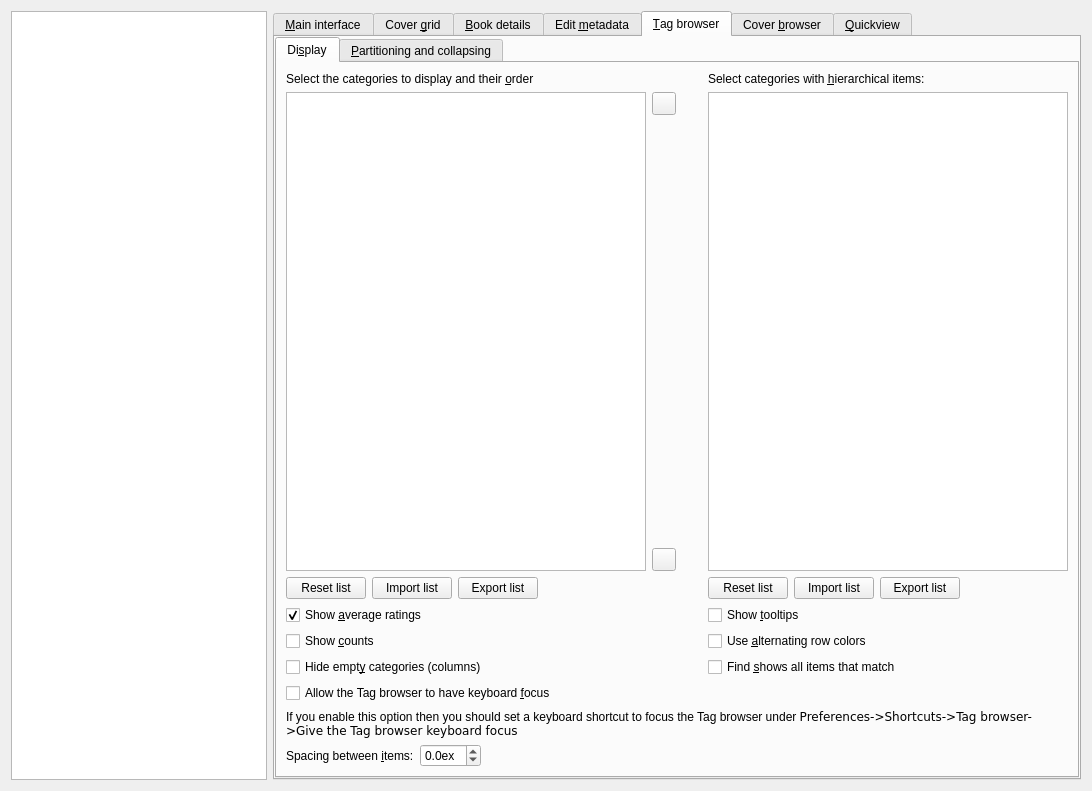
kovidgoyal/calibre, file src/calibre/gui2/preferences/look_feel.ui: the form before one commit.
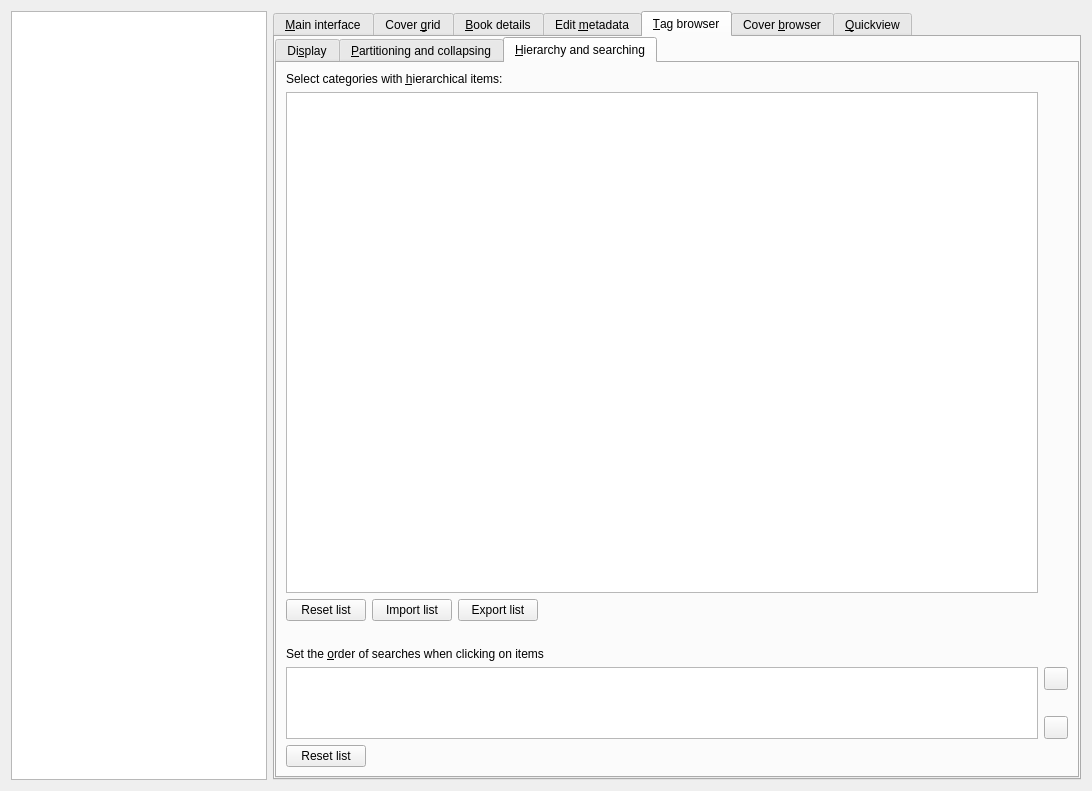
The form after the commit. The open tabs and pages were chosen to show the change. Icons and pictures are not drawn. Custom widgets are drawn as their Qt base class.

Commit message:
Enhancement: add the ability to change the search order when clicking on items in the tag browser, using a third tab in L&F / Tag browser.
Also some small cleanup of strings and ALT-x characters.

Diff of the .ui file:
```diff
--- a/src/calibre/gui2/preferences/look_feel.ui
+++ b/src/calibre/gui2/preferences/look_feel.ui
@@ -1151,7 +1151,7 @@
         <item row="0" column="0">
          <widget class="QLabel">
           <property name="text">
-           <string>Select the categories to display and their &amp;order</string>
+           <string>Select the categories to display in the Tag browser, and their &amp;order</string>
           </property>
           <property name="buddy">
            <cstring>tb_display_order</cstring>
@@ -1263,90 +1263,6 @@
           </item>
          </layout>
         </item>
-        <item row="0" column="2">
-         <widget class="QLabel">
-          <property name="text">
-           <string>Select categories with &amp;hierarchical items:</string>
-          </property>
-          <property name="buddy">
-           <cstring>tb_hierarchical_cats</cstring>
-          </property>
-          <property name="toolTip">
-           <string>&lt;p&gt;Check the box for an item if it is to be displayed as a
-hierarchical tree in the Tag browser. For example, if you check
-'tags' then tags of the form 'Mystery.English'
-and 'Mystery.Thriller' will be displayed with English and Thriller
-both under 'Mystery'. If 'tags' is not checked
-then the tags will be displayed each on their own line.&lt;/p&gt;
-&lt;p&gt;The categories 'authors', 'publisher', 'news', 'formats', and 'rating'
-cannot be hierarchical.&lt;/p&gt;</string>
-          </property>
-         </widget>
-        </item>
-        <item row="1" column="2" rowspan="3">
-         <widget class="QListView" name="tb_hierarchical_cats">
-          <property name="minimumSize">
-           <size>
-            <width>0</width>
-            <height>200</height>
-           </size>
-          </property>
-          <property name="alternatingRowColors">
-           <bool>true</bool>
-          </property>
-         </widget>
-        </item>
-        <item row="4" column="2">
-         <layout class="QHBoxLayout" name="horizontalLayout_4">
-          <item>
-           <widget class="QPushButton" name="tb_hierarchy_reset_layout_button">
-            <property name="toolTip">
-             <string>&lt;p&gt;Click this button to reset the list to its default order.&lt;/p&gt;</string>
-            </property>
-            <property name="text">
-             <string>Reset list</string>
-            </property>
-           </widget>
-          </item>
-          <item>
-           <widget class="QPushButton" name="tb_hierarchy_import_layout_button">
-            <property name="toolTip">
-             <string>&lt;p&gt;Click this button to set the list to one
-previously exported. This could be useful if you have several libraries with
-similar structure and you want to use the same for each one.&lt;/p&gt;</string>
-            </property>
-            <property name="text">
-             <string>Import list</string>
-            </property>
-           </widget>
-          </item>
-          <item>
-           <widget class="QPushButton" name="tb_hierarchy_export_layout_button">
-            <property name="toolTip">
-             <string>&lt;p&gt;Click this button to write the current display
-settings to a file. This could be useful if you have several libraries with similar
-structure and you want to use the same for each one.&lt;/p&gt;</string>
-            </property>
-            <property name="text">
-             <string>Export list</string>
-            </property>
-           </widget>
-          </item>
-          <item>
-           <spacer name="horizontalSpacer">
-            <property name="orientation">
-             <enum>Qt::Horizontal</enum>
-            </property>
-            <property name="sizeHint" stdset="0">
-             <size>
-              <width>40</width>
-              <height>20</height>
-             </size>
-            </property>
-           </spacer>
-          </item>
-         </layout>
-        </item>
         <item row="5" column="0">
          <widget class="QCheckBox" name="opt_show_avg_rating">
           <property name="text">
@@ -1654,6 +1570,201 @@
         </item>
        </layout>
       </widget>
+      <widget class="QWidget" name="tb_tab3">
+       <attribute name="title">
+        <string>&amp;Hierarchy and searching</string>
+       </attribute>
+       <layout class="QGridLayout">
+        <item row="0" column="0">
+         <widget class="QLabel">
+          <property name="text">
+           <string>Select categories with &amp;hierarchical items:</string>
+          </property>
+          <property name="buddy">
+           <cstring>tb_hierarchical_cats</cstring>
+          </property>
+          <property name="toolTip">
+           <string>&lt;p&gt;Check the box for an item if it is to be displayed as a
+hierarchical tree in the Tag browser. For example, if you check
+'tags' then tags of the form 'Mystery.English'
+and 'Mystery.Thriller' will be displayed with English and Thriller
+both under 'Mystery'. If 'tags' is not checked
+then the tags will be displayed each on their own line.&lt;/p&gt;
+&lt;p&gt;The categories 'authors', 'publisher', 'news', 'formats', and 'rating'
+cannot be hierarchical.&lt;/p&gt;</string>
+          </property>
+         </widget>
+        </item>
+        <item row="1" column="0" rowspan="3">
+         <widget class="QListView" name="tb_hierarchical_cats">
+          <property name="sizePolicy">
+           <sizepolicy hsizetype="Minimum" vsizetype="Expanding">
+            <horstretch>0</horstretch>
+            <verstretch>1</verstretch>
+           </sizepolicy>
+          </property>
+          <property name="minimumSize">
+           <size>
+            <width>0</width>
+            <height>200</height>
+           </size>
+          </property>
+          <property name="alternatingRowColors">
+           <bool>true</bool>
+          </property>
+         </widget>
+        </item>
+        <item row="4" column="0">
+         <layout class="QHBoxLayout" name="horizontalLayout_4">
+          <item>
+           <widget class="QPushButton" name="tb_hierarchy_reset_layout_button">
+            <property name="toolTip">
+             <string>Click this button to reset the list to its default order.</string>
+            </property>
+            <property name="text">
+             <string>Reset list</string>
+            </property>
+           </widget>
+          </item>
+          <item>
+           <widget class="QPushButton" name="tb_hierarchy_import_layout_button">
+            <property name="toolTip">
+             <string>&lt;p&gt;Click this button to set the list to one
+previously exported. This could be useful if you have several libraries with
+similar structure and you want to use the same for each one.&lt;/p&gt;</string>
+            </property>
+            <property name="text">
+             <string>Import list</string>
+            </property>
+           </widget>
+          </item>
+          <item>
+           <widget class="QPushButton" name="tb_hierarchy_export_layout_button">
+            <property name="toolTip">
+             <string>&lt;p&gt;Click this button to write the current display
+settings to a file. This could be useful if you have several libraries with similar
+structure and you want to use the same for each one.&lt;/p&gt;</string>
+            </property>
+            <property name="text">
+             <string>Export list</string>
+            </property>
+           </widget>
+          </item>
+          <item>
+           <spacer name="horizontalSpacer">
+            <property name="orientation">
+             <enum>Qt::Horizontal</enum>
+            </property>
+            <property name="sizeHint" stdset="0">
+             <size>
+              <width>40</width>
+              <height>20</height>
+             </size>
+            </property>
+           </spacer>
+          </item>
+         </layout>
+        </item>
+        <item row="10" column="0">
+         <spacer name="horizontalSpacer">
+          <property name="orientation">
+           <enum>Qt::Vertical</enum>
+          </property>
+          <property name="sizeHint" stdset="0">
+           <size>
+            <width>0</width>
+            <height>20</height>
+           </size>
+          </property>
+         </spacer>
+        </item>
+        <item row="11" column="0">
+         <widget class="QLabel">
+          <property name="text">
+           <string>Set the &amp;order of searches when clicking on items</string>
+          </property>
+          <property name="toolTip">
+           <string>&lt;p&gt;Set the order of the searches when clicking on an item in
+the Tag browser. The 'or its children' options are ignored when clicking on
+top-level categories, items that aren't in a hierarchical category, and items
+that don't have children.&lt;/p&gt;</string>
+          </property>
+          <property name="buddy">
+           <cstring>tb_search_order</cstring>
+          </property>
+         </widget>
+        </item>
+        <item row="12" column="0" rowspan="3">
+         <widget class="QListWidget" name="tb_search_order">
+          <property name="sizeAdjustPolicy">
+           <enum>QAbstractScrollArea::AdjustToContents</enum>
+          </property>
+         </widget>
+        </item>
+        <item row="12" column="1">
+         <widget class="QToolButton" name="tb_search_order_up_button">
+          <property name="toolTip">
+           <string>Move up.</string>
+          </property>
+          <property name="icon">
+           <iconset resource="../../../../resources/images.qrc">
+            <normaloff>:/images/arrow-up.png</normaloff>:/images/arrow-up.png</iconset>
+          </property>
+         </widget>
+        </item>
+        <item row="13" column="1">
+         <spacer name="verticalSpacer_51">
+          <property name="orientation">
+           <enum>Qt::Vertical</enum>
+          </property>
+          <property name="sizeHint" stdset="0">
+           <size>
+            <width>1</width>
+            <height>1</height>
+           </size>
+          </property>
+         </spacer>
+        </item>
+        <item row="14" column="1">
+         <widget class="QToolButton" name="tb_search_order_down_button">
+          <property name="toolTip">
+           <string>Move down.</string>
+          </property>
+          <property name="icon">
+           <iconset resource="../../../../resources/images.qrc">
+            <normaloff>:/images/arrow-down.png</normaloff>:/images/arrow-down.png</iconset>
+          </property>
+         </widget>
+        </item>
+        <item row="15" column="0">
+         <layout class="QHBoxLayout" name="horizontalLayout_4">
+          <item>
+           <widget class="QPushButton" name="tb_search_order_reset_button">
+            <property name="toolTip">
+             <string>Click this button to reset the list to its default order.</string>
+            </property>
+            <property name="text">
+             <string>Reset list</string>
+            </property>
+           </widget>
+          </item>
+          <item>
+           <spacer name="horizontalSpacer">
+            <property name="orientation">
+             <enum>Qt::Horizontal</enum>
+            </property>
+            <property name="sizeHint" stdset="0">
+             <size>
+              <width>40</width>
+              <height>20</height>
+             </size>
+            </property>
+           </spacer>
+          </item>
+         </layout>
+        </item>
+       </layout>
+      </widget>
      </widget>
      <widget class="QWidget" name="cover_browser_tab">
       <attribute name="icon">
```
Left out of the diff: 18 changed lines with no effect on the pictures. The commit also changes 3 other files.
